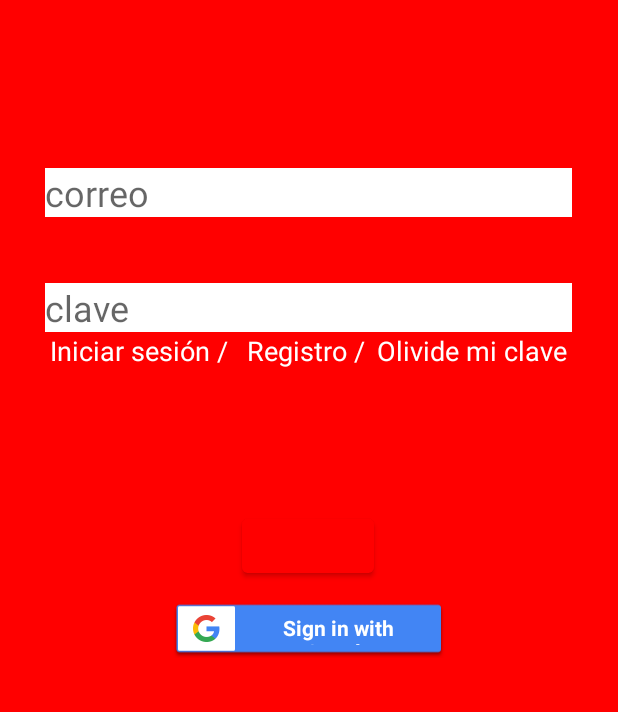
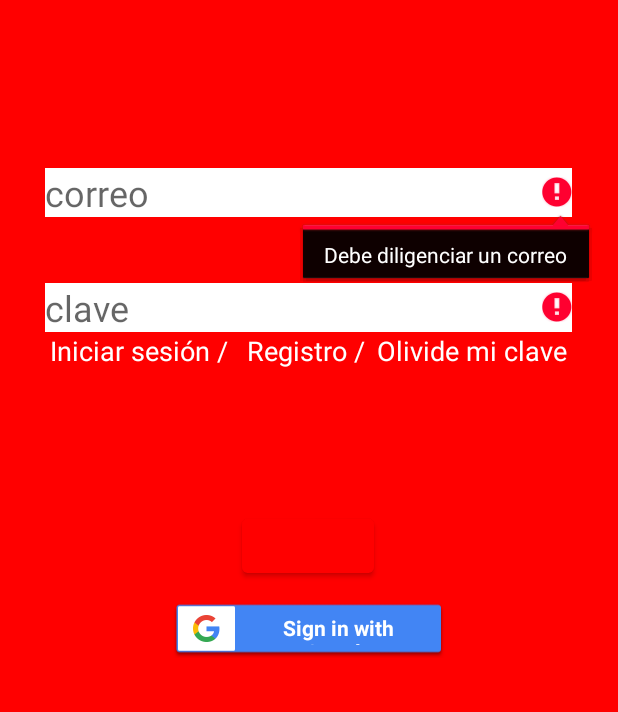
Before and after one commit to aperez900/SalvavidasApp, an Android app: the screen it shows after launch (MainActivity), after a tap on "Iniciar sesión /", on a phone screen of 412 x 824 dp, the part 524-1236 px from its top. Run offline under Robolectric (Android 15) with nearby library versions, the phone set to English and light mode, and no system bars; our stand-ins replace Firebase (no records; nobody signed in at launch, a user with empty details on screens opened directly); libraries missing offline, so code that uses them is left out: com.facebook, com.facebook.appevents, com.facebook.login; plain views replace LoginButton; 4 statements that could not run were skipped.

Commit message:
Versión final funcional

```diff
--- a/app/build.gradle
+++ b/app/build.gradle
@@ -51,6 +51,10 @@ dependencies {
     implementation 'com.google.android.gms:play-services-auth:19.0.0'
     implementation 'com.google.firebase:firebase-analytics'
 
+    //imagenes
+    implementation 'com.github.bumptech.glide:glide:4.12.0'
+    annotationProcessor 'com.github.bumptech.glide:compiler:4.12.0'
+
 }
 apply plugin: 'com.android.application'
 apply plugin: 'com.google.gms.google-services'
--- a/app/src/main/java/com/desarollo/salvavidasapp/MainActivity.java
+++ b/app/src/main/java/com/desarollo/salvavidasapp/MainActivity.java
@@ -9,6 +9,7 @@ import android.nfc.Tag;
 import android.os.Bundle;
 import android.telecom.Call;
 import android.util.Log;
+import android.util.Patterns;
 import android.view.View;
 import android.widget.EditText;
 import android.widget.Toast;
@@ -47,7 +48,6 @@ import java.util.Arrays;
 
 public class MainActivity extends AppCompatActivity {
 
-    // prueba de git hub
     EditText et_email, et_password;
     private FirebaseAuth mAuth;
     private LoginButton loginButton;
@@ -57,7 +57,6 @@ public class MainActivity extends AppCompatActivity {
     private SignInButton signInButton;
     public static final int RC_SIGN_IN = 0;
 
-    //comentario Edison
     @Override
     protected void onCreate(Bundle savedInstanceState) {
         super.onCreate(savedInstanceState);
@@ -69,8 +68,6 @@ public class MainActivity extends AppCompatActivity {
         mAuth = FirebaseAuth.getInstance();
 
         //Acesso por facebook
-        //FacebookSdk.sdkInitialize(getApplicationContext());
-        //AppEventsLogger.activateApp(this);
 
         callbackManager = CallbackManager.Factory.create();
         loginButton = (LoginButton) findViewById(R.id.login_button);
@@ -80,13 +77,10 @@ public class MainActivity extends AppCompatActivity {
         loginButton.setOnClickListener(new View.OnClickListener() {
             @Override
             public void onClick(View v) {
-                //LoginManager.getInstance().logInWithReadPermissions(MainActivity.this, Arrays.asList("email","public_profile"));
                 loginButton.registerCallback(callbackManager, new FacebookCallback<LoginResult>() {
                     @Override
                     public void onSuccess(LoginResult loginResult) {
                         handleFacebookAccessToken(loginResult.getAccessToken());
-                        //ingreso();
-                        //Toast.makeText(getApplicationContext(), "Ingreso correcto con facebook",Toast.LENGTH_SHORT).show();
                     }
 
                     @Override
@@ -209,7 +203,10 @@ public class MainActivity extends AppCompatActivity {
         super.onStart();
         FirebaseUser currentUser = mAuth.getCurrentUser();
         //updateUI(currentUser);
-        if(currentUser != null && currentUser.isEmailVerified()){
+        //if(currentUser != null && currentUser.isEmailVerified()){
+        if(currentUser != null ){
+            Toast.makeText(MainActivity.this, "Ya estas logeuado.",
+                    Toast.LENGTH_SHORT).show();
             ingreso();
         }
     }
@@ -229,7 +226,10 @@ public class MainActivity extends AppCompatActivity {
         FirebaseUser currentUser = mAuth.getCurrentUser();
         String correo = et_email.getText().toString();
         String clave = et_password.getText().toString();
-        signInWithEmailAndPassword(correo, clave);
+
+        if(validarCamposVacios()) {
+            signInWithEmailAndPassword(correo, clave);
+        }
     }
 
     public void signInWithEmailAndPassword(String email, String password) {
@@ -264,9 +264,32 @@ public class MainActivity extends AppCompatActivity {
     private void ingreso() {
         Intent h = new Intent(getApplicationContext(), Home.class);
         startActivity(h);
-        //finis
-        //Otro come
+        finish();
+    }
 
+    public boolean validarCamposVacios(){
+        boolean campoLleno = true;
+
+        String correo= et_email.getText().toString();
+        String clave = et_password.getText().toString();
+
+        if(correo.isEmpty()){
+            et_email.setError("Debe diligenciar un correo");
+            campoLleno=false;
+        }else{
+            if(!Patterns.EMAIL_ADDRESS.matcher(correo).matches()){
+                et_email.setError("Debe diligenciar un correo válido");
+                campoLleno=false;
+            }
+        }
+        if(clave.isEmpty()){
+            et_password.setError("Debe diligenciar una clave");
+            campoLleno=false;
+        }else if(clave.length() < 6){
+            et_password.setError("La clave debe ser de al menos 6 digitos");
+            campoLleno=false;
+        }
+        return campoLleno;
     }
 
 }
--- a/app/src/main/res/layout/nav_header_main.xml
+++ b/app/src/main/res/layout/nav_header_main.xml
@@ -13,13 +13,13 @@
     android:theme="@style/ThemeOverlay.AppCompat.Dark">
 
     <ImageView
-        android:id="@+id/imageView"
+        android:id="@+id/id_foto_perfil"
         android:layout_width="118dp"
         android:layout_height="66dp"
         app:srcCompat="@drawable/logosalvavidas" />
 
     <TextView
-        android:id="@+id/id_nombre"
+        android:id="@+id/id_nombre_perfil"
         android:layout_width="match_parent"
         android:layout_height="wrap_content"
         android:paddingTop="@dimen/nav_header_vertical_spacing"
@@ -27,7 +27,7 @@
         android:textAppearance="@style/TextAppearance.AppCompat.Body1" />
 
     <TextView
-        android:id="@+id/id_correo"
+        android:id="@+id/id_correo_perfil"
         android:layout_width="wrap_content"
         android:layout_height="wrap_content"
         android:text="@string/nav_header_subtitle" />
```
Also changed, not shown: app/src/main/java/com/desarollo/salvavidasapp/Home.java (+27 -15 lines), app/src/main/java/com/desarollo/salvavidasapp/Registro.java (+29 -3 lines), 1 other file.
